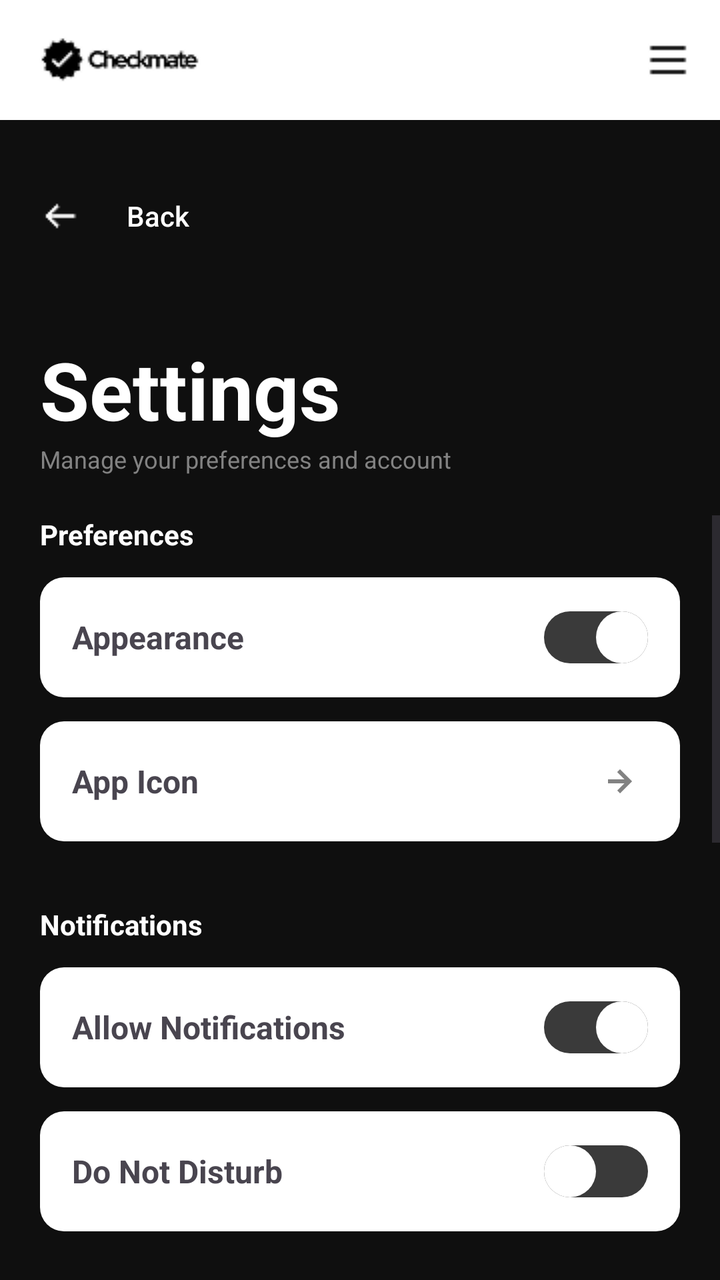
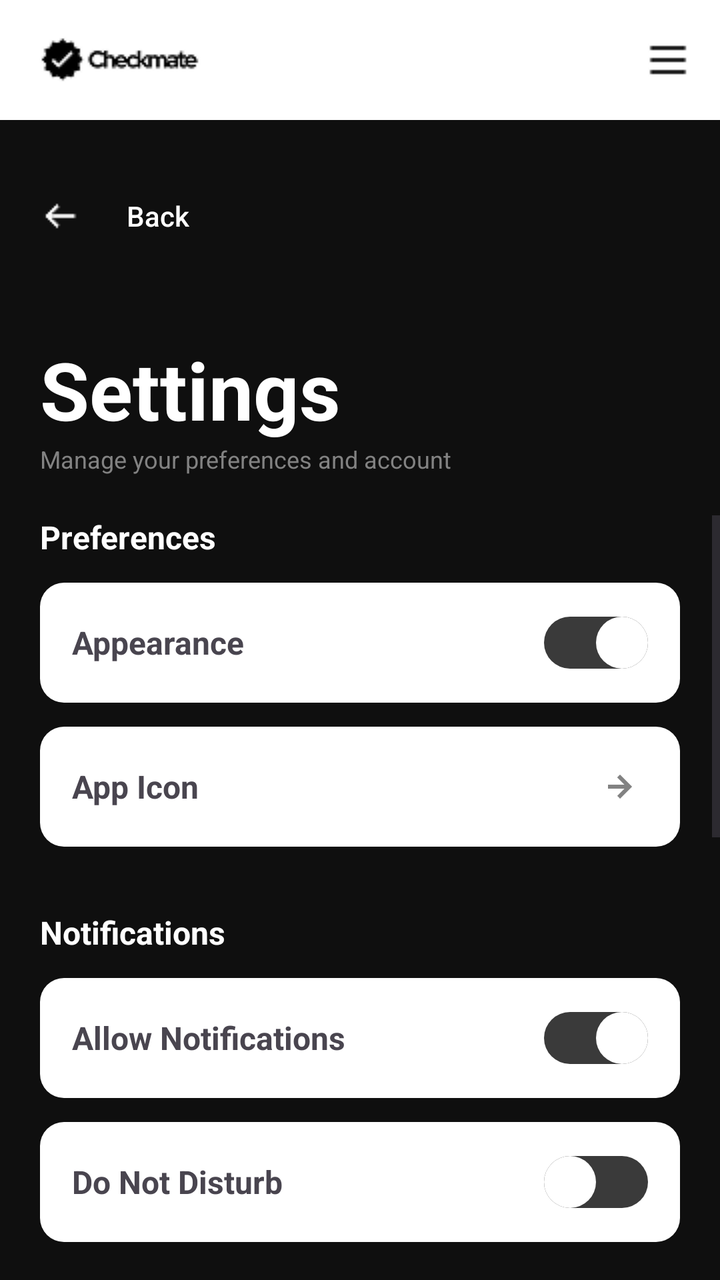

An Android layout rendered at two revisions. The XML below is the earlier revision; the diff shows what the commit changed to produce the second picture.
<!-- AndroidManifest.xml: application theme Theme.AuthTest -->
<!-- res/layout/activity_settings.xml -->
<?xml version="1.0" encoding="utf-8"?>
<androidx.drawerlayout.widget.DrawerLayout
    xmlns:android="http://schemas.android.com/apk/res/android"
    xmlns:app="http://schemas.android.com/apk/res-auto"
    android:id="@+id/main"
    android:layout_width="match_parent"
    android:layout_height="match_parent"
    android:background="#0F0F0F"
    android:fitsSystemWindows="true">

    <LinearLayout
        android:layout_width="match_parent"
        android:layout_height="match_parent"
        android:orientation="vertical">

        <RelativeLayout
            android:layout_width="match_parent"
            android:layout_height="60dp"
            android:background="#FFFFFF">

            <ImageView
                android:id="@+id/header_logo"
                android:layout_width="wrap_content"
                android:layout_height="wrap_content"
                android:layout_alignParentStart="true"
                android:layout_centerVertical="true"
                android:layout_marginStart="16dp"
                android:src="@drawable/header_logo"
                android:contentDescription="header_logo" />

            <ImageView
                android:id="@+id/hamburger_icon"
                android:layout_width="wrap_content"
                android:layout_height="wrap_content"
                android:layout_alignParentEnd="true"
                android:layout_centerVertical="true"
                android:layout_marginEnd="16dp"
                android:src="@drawable/hamburger_icon"
                android:contentDescription="hamburger_icon" />
        </RelativeLayout>

        <LinearLayout
            android:layout_width="match_parent"
            android:layout_height="wrap_content"
            android:paddingHorizontal="20dp"
            android:paddingTop="24dp"
            android:paddingBottom="16dp">

            <androidx.appcompat.widget.AppCompatButton
                android:id="@+id/backButton"
                android:layout_width="wrap_content"
                android:layout_height="wrap_content"
                android:background="@android:color/transparent"
                android:drawableStart="@drawable/left_arrow"
                android:drawablePadding="10dp"
                android:text="Back"
                android:textAllCaps="false"
                android:textColor="#FFFFFF" />
        </LinearLayout>

        <LinearLayout
            android:layout_width="match_parent"
            android:layout_height="wrap_content"
            android:orientation="vertical"
            android:padding="20dp">

            <TextView
                android:text="Settings"
                android:textColor="#FFFFFF"
                android:textStyle="bold"
                android:textSize="40sp"
                android:layout_width="wrap_content"
                android:layout_height="wrap_content" />

            <TextView
                android:text="Manage your preferences and account"
                android:textColor="#828282"
                android:textSize="12sp"
                android:layout_width="wrap_content"
                android:layout_height="wrap_content" />

        </LinearLayout>

        <ScrollView
            android:layout_width="match_parent"
            android:layout_height="0dp"
            android:layout_weight="1">

            <LinearLayout
                android:layout_width="match_parent"
                android:layout_height="wrap_content"
                android:orientation="vertical"
                android:paddingStart="20dp"
                android:paddingEnd="20dp"
                android:paddingTop="0dp"
                android:paddingBottom="20dp">

                
                <TextView
                    android:layout_width="wrap_content"
                    android:layout_height="wrap_content"
                    android:text="Preferences"
                    android:textColor="#FFFFFF"
                    android:textSize="14sp"
                    android:textStyle="bold"
                    android:layout_marginBottom="12dp" />

                
                <LinearLayout
                    android:layout_width="match_parent"
                    android:layout_height="60dp"
                    android:orientation="horizontal"
                    android:gravity="center_vertical"
                    android:background="@drawable/settings_button_bg"
                    android:paddingStart="16dp"
                    android:paddingEnd="16dp"
                    android:layout_marginBottom="12dp">

                    <LinearLayout
                        android:layout_width="0dp"
                        android:layout_height="wrap_content"
                        android:layout_weight="1"
                        android:orientation="vertical"
                        android:gravity="center_vertical">

                        <TextView
                            android:layout_width="wrap_content"
                            android:layout_height="wrap_content"
                            android:text="Appearance"
                            android:textStyle="bold"
                            android:textSize="16sp" />

                    </LinearLayout>

                    <Switch
                        android:id="@+id/appearanceToggle"
                        android:layout_width="wrap_content"
                        android:layout_height="wrap_content"
                        android:thumb="@drawable/toggle_thumb"
                        android:track="@drawable/toggle_track"
                        android:checked="true" />

                </LinearLayout>

                
                <LinearLayout
                    android:id="@+id/appIconButton"
                    android:layout_width="match_parent"
                    android:layout_height="60dp"
                    android:orientation="horizontal"
                    android:gravity="center_vertical"
                    android:background="@drawable/settings_button_bg"
                    android:paddingStart="16dp"
                    android:paddingEnd="16dp"
                    android:layout_marginBottom="12dp"
                    android:clickable="true"
                    android:focusable="true">

                    <LinearLayout
                        android:layout_width="0dp"
                        android:layout_height="wrap_content"
                        android:layout_weight="1"
                        android:orientation="vertical"
                        android:gravity="center_vertical">

                        <TextView
                            android:layout_width="wrap_content"
                            android:layout_height="wrap_content"
                            android:text="App Icon"
                            android:textStyle="bold"
                            android:textSize="16sp"
                            />

                    </LinearLayout>

                    <ImageView
                        android:layout_width="24dp"
                        android:layout_height="24dp"
                        android:src="@drawable/ic_arrow_right"
                        android:contentDescription="Navigate"
                        android:tint="#828282" />

                </LinearLayout>

                
                <TextView
                    android:layout_width="wrap_content"
                    android:layout_height="wrap_content"
                    android:text="Notifications"
                    android:textColor="#FFFFFF"
                    android:textSize="14sp"
                    android:textStyle="bold"
                    android:layout_marginTop="20dp"
                    android:layout_marginBottom="12dp" />

                
                <LinearLayout
                    android:layout_width="match_parent"
                    android:layout_height="60dp"
                    android:orientation="horizontal"
                    android:gravity="center_vertical"
                    android:background="@drawable/settings_button_bg"
                    android:paddingStart="16dp"
                    android:paddingEnd="16dp"
                    android:layout_marginBottom="12dp">

                    <LinearLayout
                        android:layout_width="0dp"
                        android:layout_height="wrap_content"
                        android:layout_weight="1"
                        android:orientation="vertical"
                        android:gravity="center_vertical">

                        <TextView
                            android:layout_width="wrap_content"
                            android:layout_height="wrap_content"
                            android:text="Allow Notifications"
                            android:textStyle="bold"
                            android:textSize="16sp" />

                    </LinearLayout>

                    <Switch
                        android:id="@+id/notificationsToggle"
                        android:layout_width="wrap_content"
                        android:layout_height="wrap_content"
                        android:thumb="@drawable/toggle_thumb"
                        android:track="@drawable/toggle_track"
                        android:checked="true" />

                </LinearLayout>

                
                <LinearLayout
                    android:layout_width="match_parent"
                    android:layout_height="60dp"
                    android:orientation="horizontal"
                    android:gravity="center_vertical"
                    android:background="@drawable/settings_button_bg"
                    android:paddingStart="16dp"
                    android:paddingEnd="16dp"
                    android:layout_marginBottom="12dp">

                    <LinearLayout
                        android:layout_width="0dp"
                        android:layout_height="wrap_content"
                        android:layout_weight="1"
                        android:orientation="vertical"
                        android:gravity="center_vertical">

                        <TextView
                            android:layout_width="wrap_content"
                            android:layout_height="wrap_content"
                            android:text="Do Not Disturb"
                            android:textStyle="bold"
                            android:textSize="16sp" />

                    </LinearLayout>

                    <Switch
                        android:id="@+id/doNotDisturbToggle"
                        android:layout_width="wrap_content"
                        android:layout_height="wrap_content"
                        android:thumb="@drawable/toggle_thumb"
                        android:track="@drawable/toggle_track"
                        android:checked="false" />

                </LinearLayout>

                
                <TextView
                    android:layout_width="wrap_content"
                    android:layout_height="wrap_content"
                    android:text="Feedback"
                    android:textColor="#FFFFFF"
                    android:textSize="14sp"
                    android:textStyle="bold"
                    android:layout_marginTop="20dp"
                    android:layout_marginBottom="12dp" />

                
                <LinearLayout
                    android:id="@+id/shareFeedbackButton"
                    android:layout_width="match_parent"
                    android:layout_height="60dp"
                    android:orientation="horizontal"
                    android:gravity="center_vertical"
                    android:background="@drawable/settings_button_bg"
                    android:paddingStart="16dp"
                    android:paddingEnd="16dp"
                    android:layout_marginBottom="12dp"
                    android:clickable="true"
                    android:focusable="true">

                    <LinearLayout
                        android:layout_width="0dp"
                        android:layout_height="wrap_content"
                        android:layout_weight="1"
                        android:orientation="vertical"
                        android:gravity="center_vertical">

                        <TextView
                            android:layout_width="wrap_content"
                            android:layout_height="wrap_content"
                            android:text="Share Feedback"
                            android:textStyle="bold"
                            android:textSize="16sp" />

                    </LinearLayout>

                    <ImageView
                        android:layout_width="24dp"
                        android:layout_height="24dp"
                        android:src="@drawable/ic_arrow_right"
                        android:contentDescription="Navigate"
                        android:tint="#828282" />

                </LinearLayout>

                
                <TextView
                    android:layout_width="wrap_content"
                    android:layout_height="wrap_content"
                    android:text="About"
                    android:textColor="#FFFFFF"
                    android:textSize="14sp"
                    android:textStyle="bold"
                    android:layout_marginTop="20dp"
                    android:layout_marginBottom="12dp" />

                
                <LinearLayout
                    android:id="@+id/termsOfServicesButton"
                    android:layout_width="match_parent"
                    android:layout_height="60dp"
                    android:orientation="horizontal"
                    android:gravity="center_vertical"
                    android:background="@drawable/settings_button_bg"
                    android:paddingStart="16dp"
                    android:paddingEnd="16dp"
                    android:layout_marginBottom="12dp"
                    android:clickable="true"
                    android:focusable="true">

                    <LinearLayout
                        android:layout_width="0dp"
                        android:layout_height="wrap_content"
                        android:layout_weight="1"
                        android:orientation="vertical"
                        android:gravity="center_vertical">

                        <TextView
                            android:layout_width="wrap_content"
                            android:layout_height="wrap_content"
                            android:text="Terms of Services"
                            android:textStyle="bold"
                            android:textSize="16sp" />

                    </LinearLayout>

                    <ImageView
                        android:layout_width="24dp"
                        android:layout_height="24dp"
                        android:src="@drawable/ic_arrow_right"
                        android:contentDescription="Navigate"
                        android:tint="#828282" />

                </LinearLayout>

                
                <LinearLayout
                    android:id="@+id/privacyPolicyButton"
                    android:layout_width="match_parent"
                    android:layout_height="60dp"
                    android:orientation="horizontal"
                    android:gravity="center_vertical"
                    android:background="@drawable/settings_button_bg"
                    android:paddingStart="16dp"
                    android:paddingEnd="16dp"
                    android:layout_marginBottom="12dp"
                    android:clickable="true"
                    android:focusable="true">

                    <LinearLayout
                        android:layout_width="0dp"
                        android:layout_height="wrap_content"
                        android:layout_weight="1"
                        android:orientation="vertical"
                        android:gravity="center_vertical">

                        <TextView
                            android:layout_width="wrap_content"
                            android:layout_height="wrap_content"
                            android:text="Privacy Policy"
                            android:textStyle="bold"
                            android:textSize="16sp" />

                    </LinearLayout>

                    <ImageView
                        android:layout_width="24dp"
                        android:layout_height="24dp"
                        android:src="@drawable/ic_arrow_right"
                        android:contentDescription="Navigate"
                        android:tint="#828282" />

                </LinearLayout>

                
                <TextView
                    android:layout_width="wrap_content"
                    android:layout_height="wrap_content"
                    android:text="Help"
                    android:textColor="#FFFFFF"
                    android:textSize="14sp"
                    android:textStyle="bold"
                    android:layout_marginTop="20dp"
                    android:layout_marginBottom="12dp" />

                
                <LinearLayout
                    android:id="@+id/faqsButton"
                    android:layout_width="match_parent"
                    android:layout_height="60dp"
                    android:orientation="horizontal"
                    android:gravity="center_vertical"
                    android:background="@drawable/settings_button_bg"
                    android:paddingStart="16dp"
                    android:paddingEnd="16dp"
                    android:layout_marginBottom="15dp"
                    android:clickable="true"
                    android:focusable="true">

                    <LinearLayout
                        android:layout_width="0dp"
                        android:layout_height="wrap_content"
                        android:layout_weight="1"
                        android:orientation="vertical"
                        android:gravity="center_vertical">

                        <TextView
                            android:layout_width="wrap_content"
                            android:layout_height="wrap_content"
                            android:text="FAQs"
                            android:textStyle="bold"
                            android:textSize="16sp" />

                    </LinearLayout>

                    <ImageView
                        android:layout_width="24dp"
                        android:layout_height="24dp"
                        android:src="@drawable/ic_arrow_right"
                        android:contentDescription="Navigate"
                        android:tint="#828282" />

                </LinearLayout>

                
                <androidx.appcompat.widget.AppCompatButton
                    android:id="@+id/logoutButton"
                    android:layout_width="match_parent"
                    android:layout_height="60dp"
                    android:text="Logout"
                    android:textColor="#FFFFFF"
                    android:textSize="15sp"
                    android:textAllCaps="false"
                    android:background="@drawable/settings_logout_button" />

            </LinearLayout>

        </ScrollView>

    </LinearLayout>

    <com.google.android.material.navigation.NavigationView
        android:id="@+id/navigation_view"
        android:layout_width="280dp"
        android:layout_height="match_parent"
        android:layout_gravity="start"
        android:fitsSystemWindows="true"
        android:background="#1A1A1A"
        app:menu="@menu/menu_drawer"
        app:headerLayout="@layout/drawer_header"
        app:itemTextColor="@color/menu_item_color"
        app:itemIconTint="@color/menu_item_color" />

</androidx.drawerlayout.widget.DrawerLayout>
<!-- res/layout/drawer_header.xml (included above) -->
<?xml version="1.0" encoding="utf-8"?>
<LinearLayout xmlns:android="http://schemas.android.com/apk/res/android"
    android:layout_width="match_parent"
    android:layout_height="200dp"
    android:orientation="vertical"
    android:gravity="bottom"
    android:padding="20dp"
    android:background="#0F0F0F">

    <ImageView
        android:id="@+id/drawer_user_avatar"
        android:layout_width="60dp"
        android:layout_height="60dp"
        android:src="@drawable/default_avatar"
        android:contentDescription="user_avatar"
        android:layout_marginBottom="15dp" />

    <TextView
        android:id="@+id/drawer_user_name"
        android:layout_width="wrap_content"
        android:layout_height="wrap_content"
        android:text="User Name"
        android:textColor="#FFFFFF"
        android:textSize="18sp"
        android:textStyle="bold"
        android:layout_marginBottom="5dp" />

    <TextView
        android:id="@+id/drawer_user_email"
        android:layout_width="wrap_content"
        android:layout_height="wrap_content"
        android:text="user@example.com"
        android:textColor="#828282"
        android:textSize="12sp" />

</LinearLayout>
<!-- resources referenced by this layout -->
<resources>
  <!-- drawable default_avatar (drawable) -->
  <?xml version="1.0" encoding="utf-8"?>
  <vector xmlns:android="http://schemas.android.com/apk/res/android"
      android:width="24dp"
      android:height="24dp"
      android:viewportWidth="24"
      android:viewportHeight="24">
      <path
          android:fillColor="#FFFFFF"
          android:pathData="M12,12c2.21,0 4,-1.79 4,-4s-1.79,-4 -4,-4 -4,1.79 -4,4 1.79,4 4,4zm0,2c-2.67,0 -8,1.34 -8,4v2h16v-2c0,-2.66 -5.33,-4 -8,-4z" />
  </vector>
  <!-- drawable hamburger_icon: png bitmap (drawable, 177 bytes) -->
  <!-- drawable header_logo: png bitmap (drawable, 1337 bytes) -->
  <!-- drawable ic_arrow_right (drawable) -->
  <?xml version="1.0" encoding="utf-8"?>
  <vector xmlns:android="http://schemas.android.com/apk/res/android"
      android:width="24dp"
      android:height="24dp"
      android:viewportWidth="24"
      android:viewportHeight="24">
      <path
          android:fillColor="#828282"
          android:pathData="M8.59,16.58L10,18L16,12L10,6L8.59,7.41L12.17,11H4V13H12.17L8.59,16.58Z" />
  </vector>
  <!-- drawable left_arrow: png bitmap (drawable, 316 bytes) -->
  <!-- drawable settings_button_bg (drawable) -->
  <?xml version="1.0" encoding="utf-8"?>
  <shape xmlns:android="http://schemas.android.com/apk/res/android">
      <solid android:color="#FFFFFF" />
      <corners android:radius="12dp" />
  </shape>
  <!-- drawable settings_logout_button (drawable) -->
  <?xml version="1.0" encoding="utf-8"?>
  <shape xmlns:android="http://schemas.android.com/apk/res/android">
      <solid android:color="#C92A2A" />
      <corners android:radius="12dp" />
  </shape>
  <!-- drawable toggle_thumb (drawable) -->
  <?xml version="1.0" encoding="utf-8"?>
  <shape xmlns:android="http://schemas.android.com/apk/res/android"
      android:shape="oval">
      <solid android:color="#FFFFFF" />
      <size android:width="26dp" android:height="26dp" />
  </shape>
  <!-- drawable toggle_track (drawable) -->
  <?xml version="1.0" encoding="utf-8"?>
  <layer-list xmlns:android="http://schemas.android.com/apk/res/android">
      <item>
          <shape android:shape="rectangle">
              <solid android:color="#3A3A3A" />
              <corners android:radius="13dp" />
          </shape>
      </item>
  </layer-list>
  <style name="Theme.AuthTest" parent="Base.Theme.AuthTest" />
  <style name="Base.Theme.AuthTest" parent="Theme.Material3.DayNight.NoActionBar">
          
          
      </style>
</resources>

<!-- the commit's change to res/layout/activity_settings.xml (unified diff, before → after) -->
@@ -101,7 +101,7 @@
                     android:layout_height="wrap_content"
                     android:text="Preferences"
                     android:textColor="#FFFFFF"
-                    android:textSize="14sp"
+                    android:textSize="16sp"
                     android:textStyle="bold"
                     android:layout_marginBottom="12dp" />
 
@@ -188,7 +188,7 @@
                     android:layout_height="wrap_content"
                     android:text="Notifications"
                     android:textColor="#FFFFFF"
-                    android:textSize="14sp"
+                    android:textSize="16sp"
                     android:textStyle="bold"
                     android:layout_marginTop="20dp"
                     android:layout_marginBottom="12dp" />
@@ -273,7 +273,7 @@
                     android:layout_height="wrap_content"
                     android:text="Feedback"
                     android:textColor="#FFFFFF"
-                    android:textSize="14sp"
+                    android:textSize="16sp"
                     android:textStyle="bold"
                     android:layout_marginTop="20dp"
                     android:layout_marginBottom="12dp" />
@@ -323,7 +323,7 @@
                     android:layout_height="wrap_content"
                     android:text="About"
                     android:textColor="#FFFFFF"
-                    android:textSize="14sp"
+                    android:textSize="16sp"
                     android:textStyle="bold"
                     android:layout_marginTop="20dp"
                     android:layout_marginBottom="12dp" />
@@ -412,7 +412,7 @@
                     android:layout_height="wrap_content"
                     android:text="Help"
                     android:textColor="#FFFFFF"
-                    android:textSize="14sp"
+                    android:textSize="16sp"
                     android:textStyle="bold"
                     android:layout_marginTop="20dp"
                     android:layout_marginBottom="12dp" />
@@ -463,7 +463,7 @@
                     android:layout_height="60dp"
                     android:text="Logout"
                     android:textColor="#FFFFFF"
-                    android:textSize="15sp"
+                    android:textSize="16sp"
                     android:textAllCaps="false"
                     android:background="@drawable/settings_logout_button" />
 
